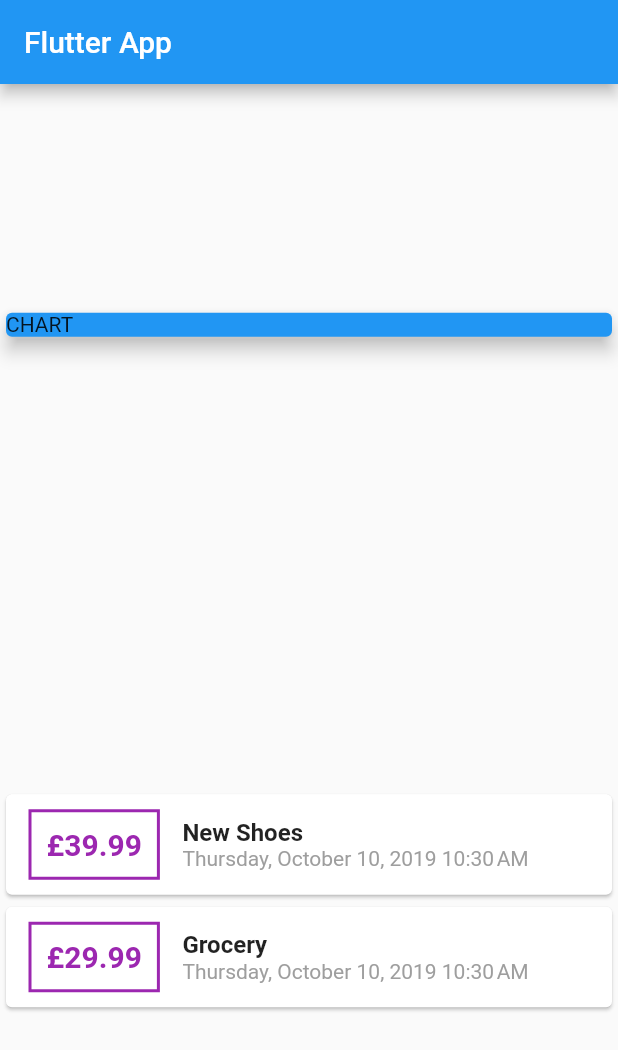
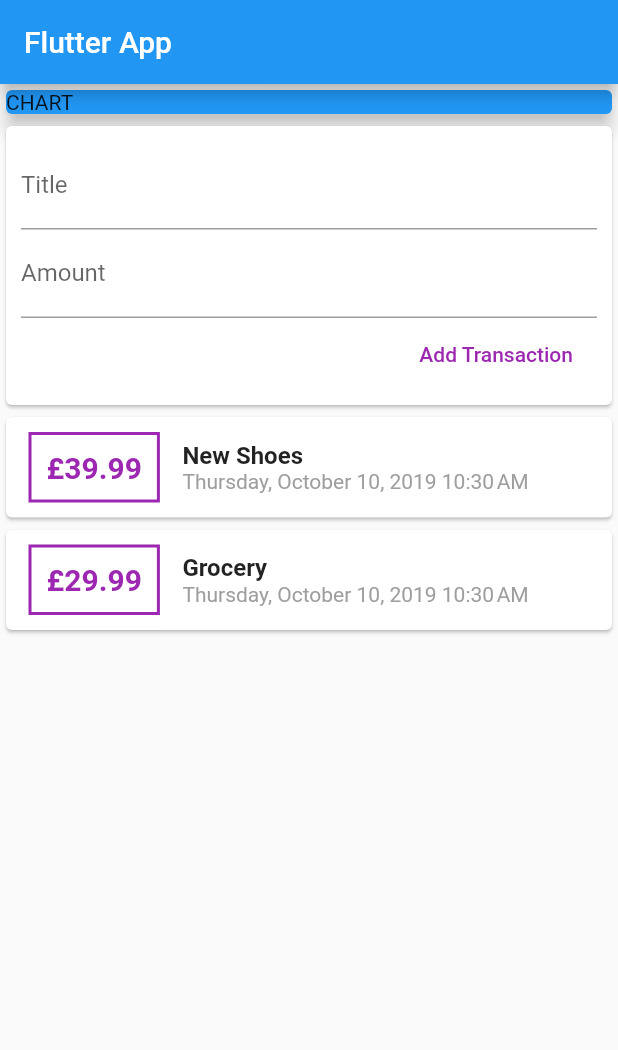
Before and after one commit to tgabri/personal_expenses_app, a Flutter app: the screen it shows after launch, on a phone screen of 412 x 824 dp. Shown: the top 1050 px of the screen. Run offline on Flutter 3.47's test engine with Material 2 defaults, Android fonts, the phone set to English and light mode, and no system bars.

Commit message:
input fields and button added

```diff
--- a/lib/main.dart
+++ b/lib/main.dart
@@ -30,6 +30,10 @@ class MyHomePage extends StatelessWidget {
       date: DateTime.now(),
     )
   ];
+  // String titleInput;
+  // String amountInput;
+  final titleController = TextEditingController();
+  final amountController = TextEditingController();
 
   @override
   Widget build(BuildContext context) {
@@ -38,7 +42,7 @@ class MyHomePage extends StatelessWidget {
         title: Text('Flutter App'),
       ),
       body: Column(
-        mainAxisAlignment: MainAxisAlignment.spaceAround,
+        // mainAxisAlignment: MainAxisAlignment.spaceAround,
         crossAxisAlignment: CrossAxisAlignment.stretch,
         children: <Widget>[
           Container(
@@ -47,6 +51,31 @@ class MyHomePage extends StatelessWidget {
               color: Colors.blue,
               child: Text('CHART'),
               elevation: 5,
+            ),
+          ),
+          Card(
+            child: Container(
+              padding: EdgeInsets.all(10),
+              child: Column(
+                crossAxisAlignment: CrossAxisAlignment.end,
+                children: <Widget>[
+                  TextField(
+                    decoration: InputDecoration(labelText: 'Title'),
+                    controller: titleController,
+                    // onChanged: (value) => titleInput = value,
+                  ),
+                  TextField(
+                    decoration: InputDecoration(labelText: 'Amount'),
+                    controller: amountController,
+                    // onChanged: (value) => amountInput = value,
+                  ),
+                  FlatButton(
+                    child: Text('Add Transaction'),
+                    textColor: Colors.purple,
+                    onPressed: () => print(titleController.text),
+                  )
+                ],
+              ),
             ),
           ),
           Column(
```
